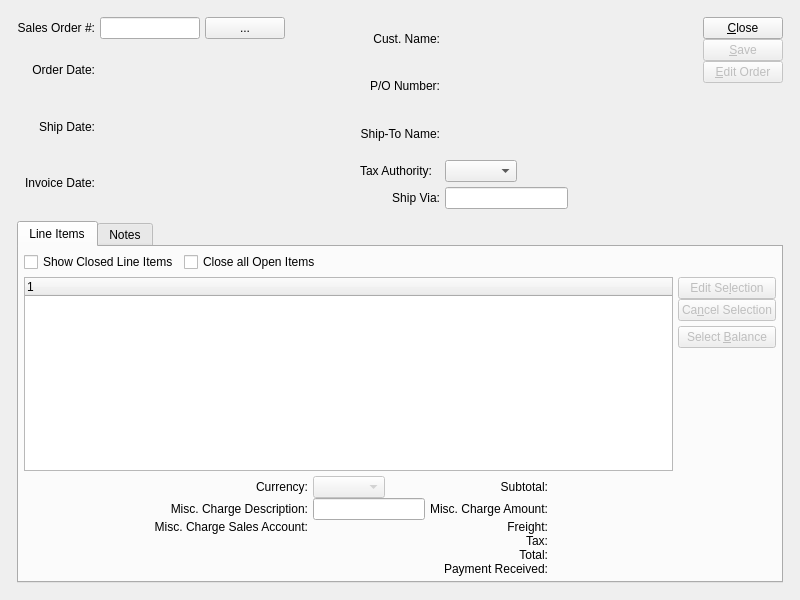
The window that xtuple/trunk/guiclient/selectOrderForBilling.ui (WooodHead/xtuple) describes before a commit, drawn with Qt 5.
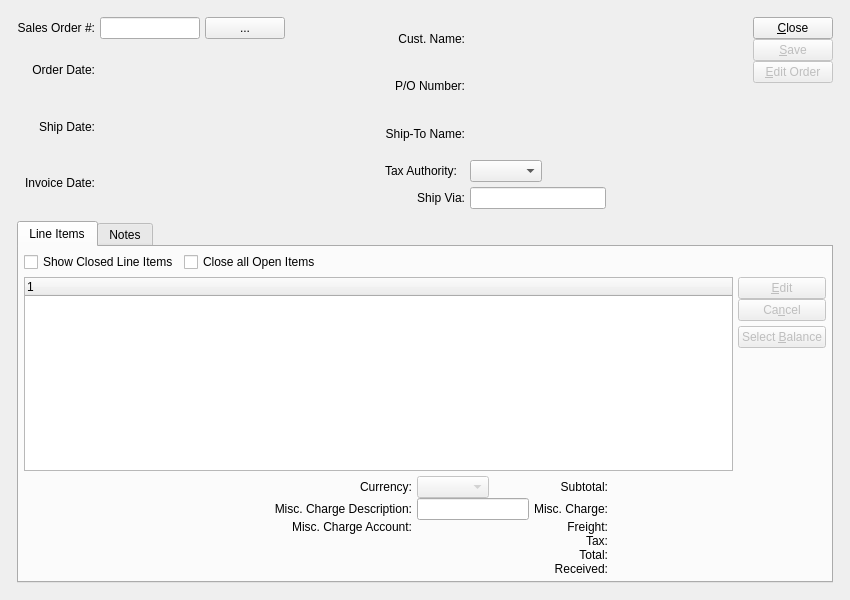
The same window after the commit. Custom widgets are drawn as their Qt base class.

Commit message: issue #7407: Mac specific layout tweaks.

```diff
--- a/xtuple/trunk/guiclient/selectOrderForBilling.ui
+++ b/xtuple/trunk/guiclient/selectOrderForBilling.ui
@@ -5,7 +5,7 @@
    <rect>
     <x>0</x>
     <y>0</y>
-    <width>800</width>
+    <width>850</width>
     <height>600</height>
    </rect>
   </property>
@@ -529,7 +529,7 @@
                    <bool>false</bool>
                   </property>
                   <property name="text" >
-                   <string>Edit Se&amp;lection</string>
+                   <string>&amp;Edit</string>
                   </property>
                  </widget>
                 </item>
@@ -539,7 +539,7 @@
                    <bool>false</bool>
                   </property>
                   <property name="text" >
-                   <string>Ca&amp;ncel Selection</string>
+                   <string>Ca&amp;ncel</string>
                   </property>
                  </widget>
                 </item>
@@ -618,7 +618,7 @@
               <item row="1" column="2" >
                <widget class="QLabel" name="_miscChargeAmountLit" >
                 <property name="text" >
-                 <string>Misc. Charge Amount:</string>
+                 <string>Misc. Charge:</string>
                 </property>
                 <property name="alignment" >
                  <set>Qt::AlignRight|Qt::AlignTrailing|Qt::AlignVCenter</set>
@@ -734,7 +734,7 @@
               <item row="5" column="2" >
                <widget class="QLabel" name="_paymentLit" >
                 <property name="text" >
-                 <string>Payment Received:</string>
+                 <string>Received:</string>
                 </property>
                 <property name="alignment" >
                  <set>Qt::AlignRight|Qt::AlignTrailing|Qt::AlignVCenter</set>
@@ -776,7 +776,7 @@
               <item row="2" column="0" >
                <widget class="QLabel" name="_miscChargeAccountLit" >
                 <property name="text" >
-                 <string>Misc. Charge Sales Account:</string>
+                 <string>Misc. Charge Account:</string>
                 </property>
                 <property name="alignment" >
                  <set>Qt::AlignRight|Qt::AlignTrailing|Qt::AlignVCenter</set>
```
Left out of the diff: 13 changed lines with no effect on the pictures.
